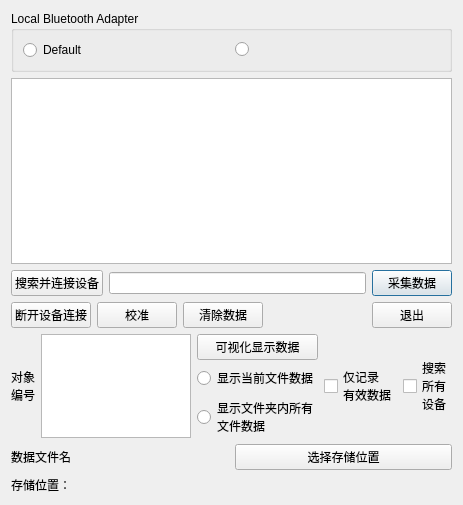
Before: the Qt Designer form chat.ui in curious-heart/pc_ble_chat, drawn with Qt 5.
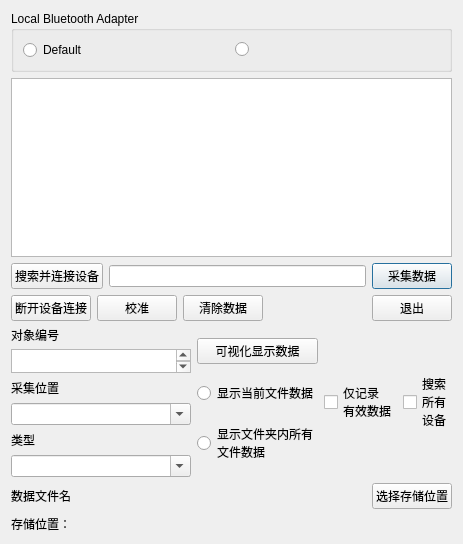
After: the same form once the commit is applied.

Diff of the .ui file:
```diff
--- a/chat.ui
+++ b/chat.ui
@@ -7,7 +7,7 @@
     <x>0</x>
     <y>0</y>
     <width>463</width>
-    <height>505</height>
+    <height>544</height>
    </rect>
   </property>
   <property name="windowTitle">
@@ -138,17 +138,57 @@
      <item>
       <layout class="QHBoxLayout" name="horizontalLayout_8">
        <item>
-        <layout class="QHBoxLayout" name="horizontalLayout_3">
+        <layout class="QVBoxLayout" name="verticalLayout_5">
          <item>
           <widget class="QLabel" name="number_label">
+           <property name="minimumSize">
+            <size>
+             <width>0</width>
+             <height>16</height>
+            </size>
+           </property>
            <property name="text">
-            <string>对象
-编号</string>
+            <string>对象编号</string>
            </property>
           </widget>
          </item>
          <item>
-          <widget class="QPlainTextEdit" name="numberTextEdit"/>
+          <widget class="QPlainTextEdit" name="numberTextEdit">
+           <property name="minimumSize">
+            <size>
+             <width>0</width>
+             <height>24</height>
+            </size>
+           </property>
+          </widget>
+         </item>
+         <item>
+          <widget class="QLabel" name="posLabel">
+           <property name="text">
+            <string>采集位置</string>
+           </property>
+          </widget>
+         </item>
+         <item>
+          <widget class="QComboBox" name="posComboBox">
+           <property name="editable">
+            <bool>true</bool>
+           </property>
+          </widget>
+         </item>
+         <item>
+          <widget class="QLabel" name="skinTypeLabel">
+           <property name="text">
+            <string>类型</string>
+           </property>
+          </widget>
+         </item>
+         <item>
+          <widget class="QComboBox" name="skinTypeComboBox">
+           <property name="editable">
+            <bool>true</bool>
+           </property>
+          </widget>
          </item>
         </layout>
        </item>
@@ -212,6 +252,12 @@
        </item>
        <item>
         <widget class="QPushButton" name="choosePathButton">
+         <property name="sizePolicy">
+          <sizepolicy hsizetype="Fixed" vsizetype="Fixed">
+           <horstretch>0</horstretch>
+           <verstretch>0</verstretch>
+          </sizepolicy>
+         </property>
          <property name="text">
           <string>选择存储位置</string>
          </property>
```
